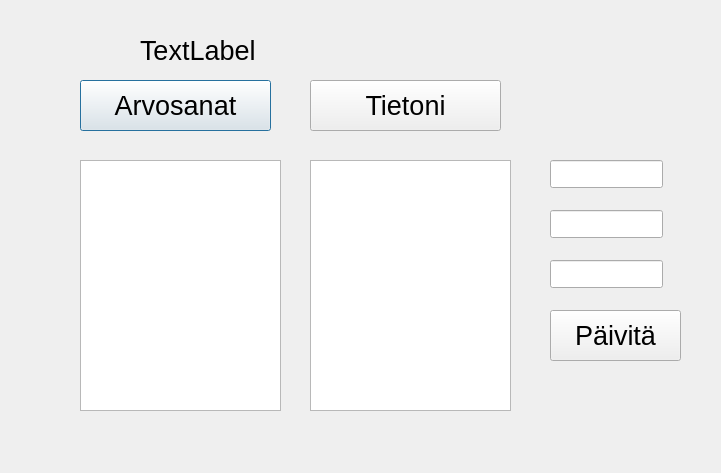
The window that frontend/studentwindow.ui (nooramoi/group_17) describes before a commit, drawn with Qt 5.
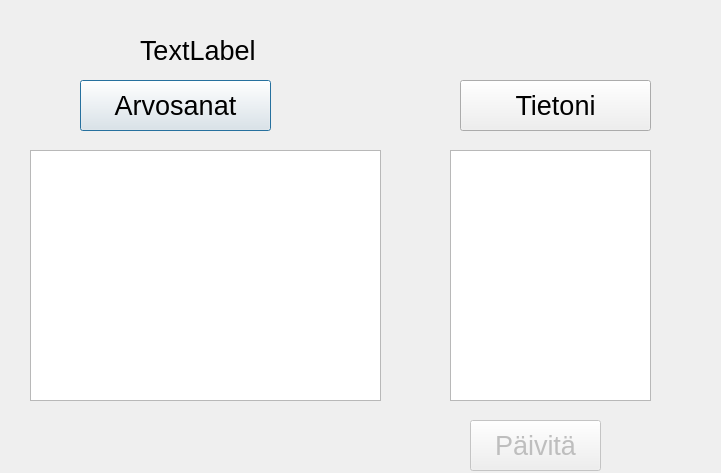
The same window after the commit.

What changed in the file:
```diff
--- a/frontend/studentwindow.ui
+++ b/frontend/studentwindow.ui
@@ -52,7 +52,7 @@
   <widget class="QPushButton" name="btnMyData">
    <property name="geometry">
     <rect>
-     <x>310</x>
+     <x>460</x>
      <y>80</y>
      <width>191</width>
      <height>51</height>
@@ -70,58 +70,41 @@
   <widget class="QTextEdit" name="textGrades">
    <property name="geometry">
     <rect>
-     <x>80</x>
-     <y>160</y>
-     <width>201</width>
+     <x>30</x>
+     <y>150</y>
+     <width>351</width>
      <height>251</height>
     </rect>
    </property>
+   <property name="font">
+    <font>
+     <pointsize>16</pointsize>
+    </font>
+   </property>
   </widget>
   <widget class="QTextEdit" name="textData">
    <property name="geometry">
     <rect>
-     <x>310</x>
-     <y>160</y>
+     <x>450</x>
+     <y>150</y>
      <width>201</width>
      <height>251</height>
     </rect>
    </property>
-  </widget>
-  <widget class="QLineEdit" name="editFname">
-   <property name="geometry">
-    <rect>
-     <x>550</x>
-     <y>160</y>
-     <width>113</width>
-     <height>28</height>
-    </rect>
-   </property>
-  </widget>
-  <widget class="QLineEdit" name="editLname">
-   <property name="geometry">
-    <rect>
-     <x>550</x>
-     <y>210</y>
-     <width>113</width>
-     <height>28</height>
-    </rect>
-   </property>
-  </widget>
-  <widget class="QLineEdit" name="editPassword">
-   <property name="geometry">
-    <rect>
-     <x>550</x>
-     <y>260</y>
-     <width>113</width>
-     <height>28</height>
-    </rect>
+   <property name="font">
+    <font>
+     <pointsize>16</pointsize>
+    </font>
    </property>
   </widget>
   <widget class="QPushButton" name="btnUpdate">
+   <property name="enabled">
+    <bool>false</bool>
+   </property>
    <property name="geometry">
     <rect>
-     <x>550</x>
-     <y>310</y>
+     <x>470</x>
+     <y>420</y>
      <width>131</width>
      <height>51</height>
     </rect>
```
